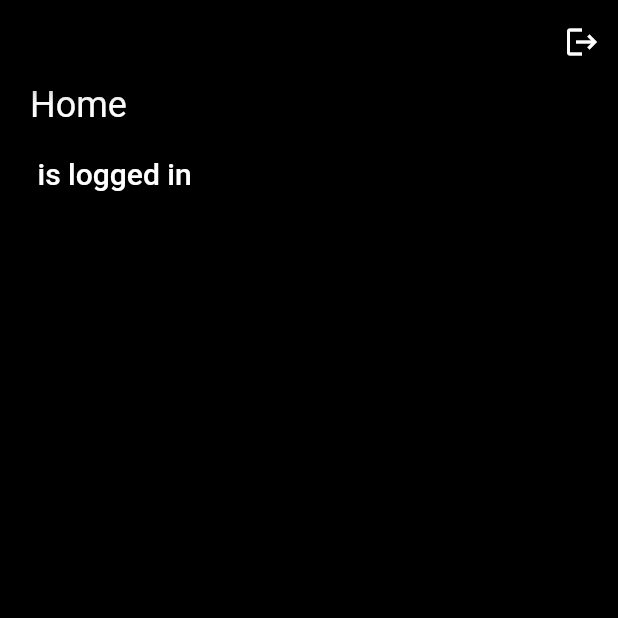
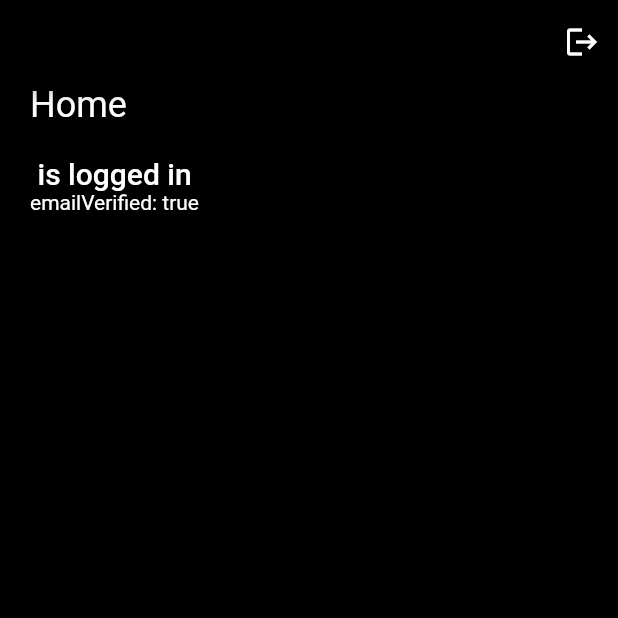
Before and after one commit to henasys/flutter_firebase, a Flutter app: the screen it shows once a user with an empty profile is signed in, on a phone screen of 412 x 824 dp, the top half of it. Run offline on Flutter 3.47's test engine with Material 2 defaults, Android fonts, the phone set to English and light mode, and no system bars; our stand-ins replace firebase_auth, firebase_core, lottie; missing offline and left inert: cloud_firestore_web, firebase_auth_web, firebase_core_web; accounts and stored records are empty.

```diff
--- a/lib/screens/home/home_screen.dart
+++ b/lib/screens/home/home_screen.dart
@@ -13,7 +13,8 @@ class _HomeScreenState extends State<HomeScreen> {
   @override
   Widget build(BuildContext context) {
     final user = Provider.of<User?>(context);
-    final name = user != null? user.email : '';
+    // print('user: $user');
+    final email = user != null? user.email : '';
     return Scaffold(
       appBar: AppBar(actions: [
         IconButton(
@@ -31,7 +32,8 @@ class _HomeScreenState extends State<HomeScreen> {
         children: [
           Text("Home", style: Theme.of(context).textTheme.headline5,),
           const SizedBox(height: 20,),
-          Text("$name is logged in", style: Theme.of(context).textTheme.headline6,)
+          Text("$email is logged in", style: Theme.of(context).textTheme.headline6,),
+          Text("emailVerified: ${user?.emailVerified}"),
         ],
       )),
     );
--- a/lib/services/auth_service.dart
+++ b/lib/services/auth_service.dart
@@ -10,7 +10,7 @@ class AuthService {
           email: email, password: password);
       return userCredential.user;
     } on FirebaseAuthException catch (e) {
-      print(e.message);
+      print(e);
     }
   }
 
@@ -22,7 +22,7 @@ class AuthService {
 
       return userCredential.user;
     } on FirebaseAuthException catch (e) {
-      print(e.message);
+      print(e);
     }
   }
 }
```
Also changed, not shown: lib/screens/auth/sign_in_screen.dart (+4 -8 lines), lib/screens/auth/sign_up_screen.dart (+9 -7 lines).
